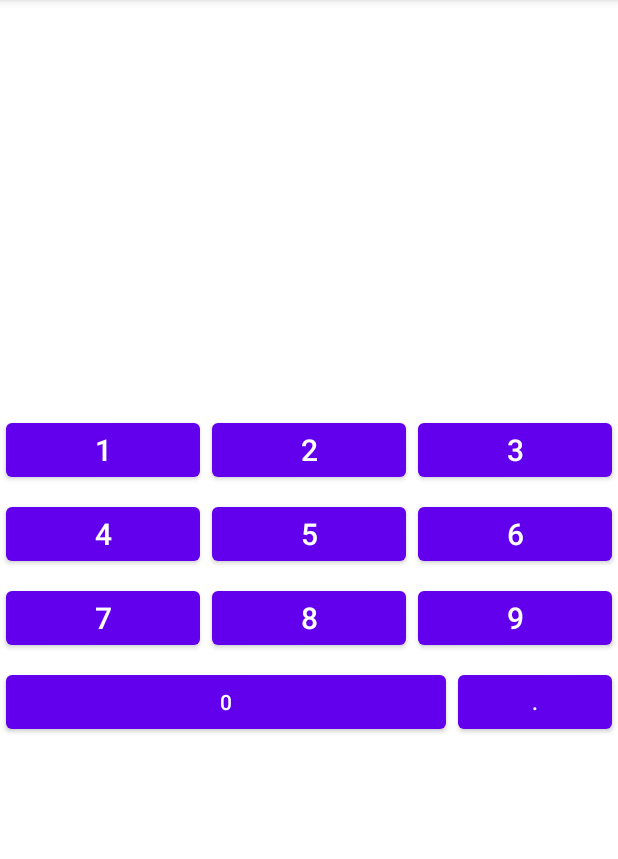
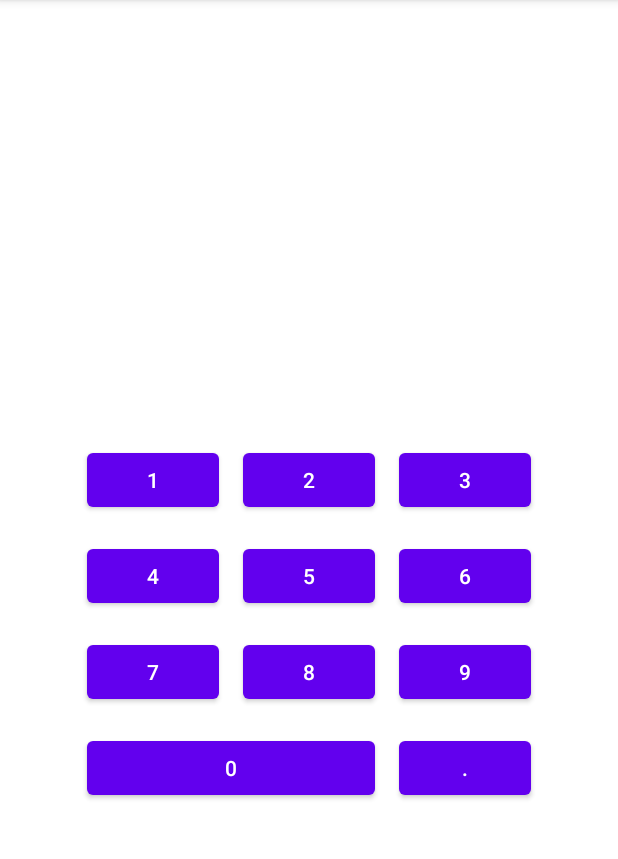
Before and after one commit to DenZar112/Lesson-3, an Android app: the screen it shows after launch (MainActivity), on a phone screen of 412 x 824 dp, the part 84-943 px from its top. Run offline under Robolectric (Android 15) with nearby library versions, the phone set to English and light mode, and no system bars.

Commit message:
Calculator_v.1_Constraint_good button

```diff
--- a/app/src/main/res/layout/activity_main.xml
+++ b/app/src/main/res/layout/activity_main.xml
@@ -7,6 +7,6 @@
     tools:context=".MainActivity"
     tools:background="@color/teal_200">
 
-<include layout="@layout/activity_main_linear"/>
+<include layout="@layout/activity_main_constraint"/>
 
 </androidx.constraintlayout.widget.ConstraintLayout>
--- a/app/src/main/res/layout/activity_main_constraint.xml
+++ b/app/src/main/res/layout/activity_main_constraint.xml
@@ -9,7 +9,8 @@
         android:id="@+id/button23"
         android:layout_width="wrap_content"
         android:layout_height="wrap_content"
-        android:text="Button"
+        android:layout_margin="8dp"
+        android:text="@string/_1"
         app:layout_constraintBottom_toTopOf="@+id/button26"
         app:layout_constraintEnd_toStartOf="@+id/button24"
         app:layout_constraintHorizontal_bias="0.5"
@@ -22,7 +23,8 @@
         android:id="@+id/button24"
         android:layout_width="wrap_content"
         android:layout_height="wrap_content"
-        android:text="Button"
+        android:layout_margin="8dp"
+        android:text="@string/_2"
         app:layout_constraintBottom_toTopOf="@+id/button27"
         app:layout_constraintEnd_toStartOf="@+id/button25"
         app:layout_constraintHorizontal_bias="0.5"
@@ -34,7 +36,8 @@
         android:id="@+id/button25"
         android:layout_width="wrap_content"
         android:layout_height="wrap_content"
-        android:text="Button"
+        android:layout_margin="8dp"
+        android:text="@string/_3"
         app:layout_constraintBottom_toTopOf="@+id/button28"
         app:layout_constraintEnd_toEndOf="parent"
         app:layout_constraintHorizontal_bias="0.5"
@@ -46,7 +49,8 @@
         android:id="@+id/button26"
         android:layout_width="wrap_content"
         android:layout_height="wrap_content"
-        android:text="Button"
+        android:layout_margin="8dp"
+        android:text="@string/_4"
         app:layout_constraintBottom_toTopOf="@+id/button29"
         app:layout_constraintEnd_toStartOf="@+id/button27"
         app:layout_constraintHorizontal_bias="0.5"
@@ -58,7 +62,8 @@
         android:id="@+id/button27"
         android:layout_width="wrap_content"
         android:layout_height="wrap_content"
-        android:text="Button"
+        android:layout_margin="8dp"
+        android:text="@string/_5"
         app:layout_constraintBottom_toTopOf="@+id/button30"
         app:layout_constraintEnd_toStartOf="@+id/button28"
         app:layout_constraintHorizontal_bias="0.5"
@@ -69,7 +74,8 @@
         android:id="@+id/button28"
         android:layout_width="wrap_content"
         android:layout_height="wrap_content"
-        android:text="Button"
+        android:layout_margin="8dp"
+        android:text="@string/_6"
         app:layout_constraintBottom_toTopOf="@+id/button31"
         app:layout_constraintEnd_toEndOf="parent"
         app:layout_constraintHorizontal_bias="0.5"
@@ -80,7 +86,8 @@
         android:id="@+id/button29"
         android:layout_width="wrap_content"
         android:layout_height="wrap_content"
-        android:text="Button"
+        android:layout_margin="8dp"
+        android:text="@string/_7"
         app:layout_constraintBottom_toBottomOf="parent"
         app:layout_constraintEnd_toStartOf="@+id/button30"
         app:layout_constraintHorizontal_bias="0.5"
@@ -92,7 +99,8 @@
         android:id="@+id/button30"
         android:layout_width="wrap_content"
         android:layout_height="wrap_content"
-        android:text="Button"
+        android:layout_margin="8dp"
+        android:text="@string/_8"
         app:layout_constraintBottom_toBottomOf="parent"
         app:layout_constraintEnd_toStartOf="@+id/button31"
         app:layout_constraintHorizontal_bias="0.5"
@@ -103,10 +111,34 @@
         android:id="@+id/button31"
         android:layout_width="wrap_content"
         android:layout_height="wrap_content"
-        android:text="Button"
+        android:layout_margin="8dp"
+        android:text="@string/_9"
         app:layout_constraintBottom_toBottomOf="parent"
         app:layout_constraintEnd_toEndOf="parent"
         app:layout_constraintHorizontal_bias="0.5"
         app:layout_constraintStart_toEndOf="@+id/button30"
         app:layout_constraintTop_toBottomOf="@+id/button28" />
+
+    <Button
+        android:id="@+id/button32"
+        android:layout_width="192dp"
+        android:layout_height="wrap_content"
+        android:layout_marginTop="16dp"
+        android:text="@string/_0"
+        app:layout_constraintEnd_toStartOf="@+id/button33"
+        app:layout_constraintHorizontal_bias="0.0"
+        app:layout_constraintHorizontal_chainStyle="packed"
+        app:layout_constraintStart_toStartOf="@+id/button29"
+        app:layout_constraintTop_toBottomOf="@+id/button29" />
+
+    <Button
+        android:id="@+id/button33"
+        android:layout_width="wrap_content"
+        android:layout_height="wrap_content"
+        android:layout_margin="16dp"
+        android:text="@string/dot"
+        app:layout_constraintBottom_toBottomOf="@+id/button32"
+        app:layout_constraintEnd_toEndOf="@+id/button31"
+        app:layout_constraintStart_toEndOf="@+id/button32"
+        app:layout_constraintTop_toTopOf="@+id/button32" />
 </androidx.constraintlayout.widget.ConstraintLayout>
```
